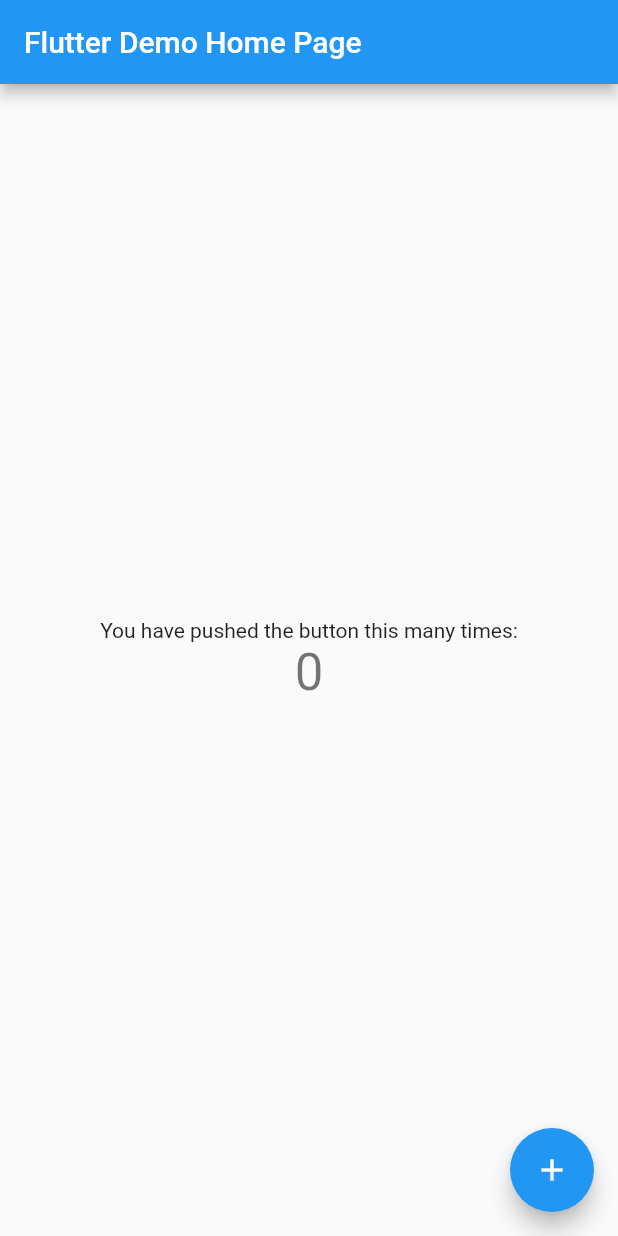
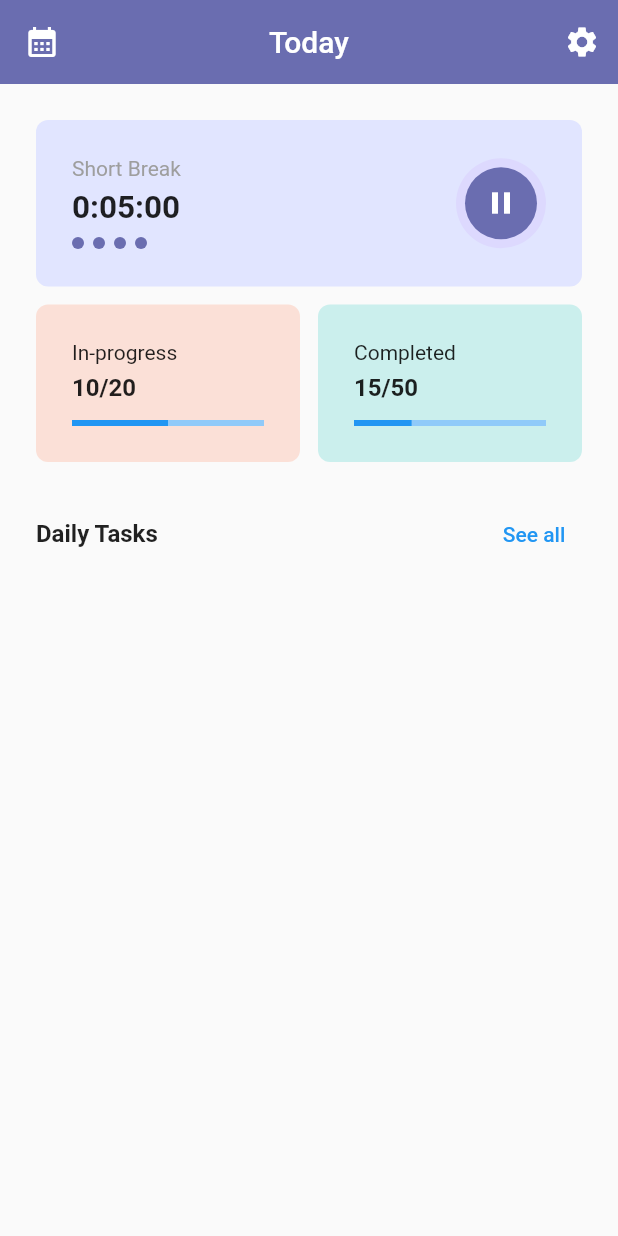
Before and after one commit to freemantg/crackd_timer, a Flutter app: the screen it shows after launch, on a phone screen of 412 x 824 dp. Run offline on Flutter 3.47's test engine with Material 2 defaults, Android fonts, the phone set to English and light mode, and no system bars; our stand-ins replace auto_route.

Commit message:
Home page created

```diff
--- a/lib/main.dart
+++ b/lib/main.dart
@@ -1,115 +1,14 @@
 import 'package:flutter/material.dart';
+import 'package:provider/provider.dart';
+import 'package:robot_timer/src/shared/app_router.gr.dart';
+
+import 'src/app_widget.dart';
 
 void main() {
-  runApp(const MyApp());
+  runApp(
+    ChangeNotifierProvider(
+      create: (context) => AppRouter(),
+      child: const AppWidget(),
+    ),
+  );
 }
-
-class MyApp extends StatelessWidget {
-  const MyApp({super.key});
-
-  // This widget is the root of your application.
-  @override
-  Widget build(BuildContext context) {
-    return MaterialApp(
-      title: 'Flutter Demo',
-      theme: ThemeData(
-        // This is the theme of your application.
-        //
-        // Try running your application with "flutter run". You'll see the
-        // application has a blue toolbar. Then, without quitting the app, try
-        // changing the primarySwatch below to Colors.green and then invoke
-        // "hot reload" (press "r" in the console where you ran "flutter run",
-        // or simply save your changes to "hot reload" in a Flutter IDE).
-        // Notice that the counter didn't reset back to zero; the application
-        // is not restarted.
-        primarySwatch: Colors.blue,
-      ),
-      home: const MyHomePage(title: 'Flutter Demo Home Page'),
-    );
-  }
-}
-
-class MyHomePage extends StatefulWidget {
-  const MyHomePage({super.key, required this.title});
-
-  // This widget is the home page of your application. It is stateful, meaning
-  // that it has a State object (defined below) that contains fields that affect
-  // how it looks.
-
-  // This class is the configuration for the state. It holds the values (in this
-  // case the title) provided by the parent (in this case the App widget) and
-  // used by the build method of the State. Fields in a Widget subclass are
-  // always marked "final".
-
-  final String title;
-
-  @override
-  State<MyHomePage> createState() => _MyHomePageState();
-}
-
-class _MyHomePageState extends State<MyHomePage> {
-  int _counter = 0;
-
-  void _incrementCounter() {
-    setState(() {
-      // This call to setState tells the Flutter framework that something has
-      // changed in this State, which causes it to rerun the build method below
-      // so that the display can reflect the updated values. If we changed
-      // _counter without calling setState(), then the build method would not be
-      // called again, and so nothing would appear to happen.
-      _counter++;
-    });
-  }
-
-  @override
-  Widget build(BuildContext context) {
-    // This method is rerun every time setState is called, for instance as done
-    // by the _incrementCounter method above.
-    //
-    // The Flutter framework has been optimized to make rerunning build methods
-    // fast, so that you can just rebuild anything that needs updating rather
-    // than having to individually change instances of widgets.
-    return Scaffold(
-      appBar: AppBar(
-        // Here we take the value from the MyHomePage object that was created by
-        // the App.build method, and use it to set our appbar title.
-        title: Text(widget.title),
-      ),
-      body: Center(
-        // Center is a layout widget. It takes a single child and positions it
-        // in the middle of the parent.
-        child: Column(
-          // Column is also a layout widget. It takes a list of children and
-          // arranges them vertically. By default, it sizes itself to fit its
-          // children horizontally, and tries to be as tall as its parent.
-          //
-          // Invoke "debug painting" (press "p" in the console, choose the
-          // "Toggle Debug Paint" action from the Flutter Inspector in Android
-          // Studio, or the "Toggle Debug Paint" command in Visual Studio Code)
-          // to see the wireframe for each widget.
-          //
-          // Column has various properties to control how it sizes itself and
-          // how it positions its children. Here we use mainAxisAlignment to
-          // center the children vertically; the main axis here is the vertical
-          // axis because Columns are vertical (the cross axis would be
-          // horizontal).
-          mainAxisAlignment: MainAxisAlignment.center,
-          children: <Widget>[
-            const Text(
-              'You have pushed the button this many times:',
-            ),
-            Text(
-              '$_counter',
-              style: Theme.of(context).textTheme.headline4,
-            ),
-          ],
-        ),
-      ),
-      floatingActionButton: FloatingActionButton(
-        onPressed: _incrementCounter,
-        tooltip: 'Increment',
-        child: const Icon(Icons.add),
-      ), // This trailing comma makes auto-formatting nicer for build methods.
-    );
-  }
-}
--- /dev/null
+++ b/lib/src/app_widget.dart
@@ -0,0 +1,22 @@
+import 'package:flutter/material.dart';
+import 'package:provider/provider.dart';
+
+import 'shared/app_router.gr.dart';
+
+class AppWidget extends StatelessWidget {
+  const AppWidget({super.key});
+
+  // This widget is the root of your application.
+  @override
+  Widget build(BuildContext context) {
+    return MaterialApp.router(
+      routerDelegate: Provider.of<AppRouter>(context).delegate(),
+      routeInformationParser:
+          Provider.of<AppRouter>(context).defaultRouteParser(),
+      title: 'Flutter Demo',
+      theme: ThemeData(
+        primarySwatch: Colors.blue,
+      ),
+    );
+  }
+}
--- /dev/null
+++ b/lib/src/presentation/timer_page.dart
@@ -0,0 +1,242 @@
+import 'package:flutter/material.dart';
+import 'package:robot_timer/src/shared/styles.dart';
+
+class TimerPage extends StatelessWidget {
+  const TimerPage({super.key});
+
+  @override
+  Widget build(BuildContext context) {
+    return Scaffold(
+      appBar: _buildAppBar(),
+      body: _buildScaffoldBody(),
+    );
+  }
+
+  Center _buildScaffoldBody() {
+    return Center(
+      child: Padding(
+        padding: EdgeInsets.all(Insets.lGutter),
+        child: Column(
+          crossAxisAlignment: CrossAxisAlignment.stretch,
+          children: [
+            const CurrentTaskTile(),
+            const HSpace(size: Insets.m),
+            Row(
+              children: const [
+                Expanded(
+                    child: ProgressTile(
+                  color: Color(0xFFFBE0D7),
+                  title: 'In-progress',
+                  currentFigure: 10,
+                  overallFigure: 20,
+                )),
+                VSpace(size: Insets.m),
+                Expanded(
+                    child: ProgressTile(
+                  color: Color(0xFFCBEFED),
+                  title: 'Completed',
+                  currentFigure: 15,
+                  overallFigure: 50,
+                )),
+              ],
+            ),
+            const HSpace(size: Insets.l),
+            Row(
+              mainAxisAlignment: MainAxisAlignment.spaceBetween,
+              children: [
+                const Text(
+                  "Daily Tasks",
+                  style: TextStyle(
+                    fontSize: 16.0,
+                    fontWeight: FontWeight.w600,
+                  ),
+                ),
+                TextButton(onPressed: () {}, child: const Text('See all'))
+              ],
+            ),
+          ],
+        ),
+      ),
+    );
+  }
+
+  AppBar _buildAppBar() {
+    return AppBar(
+      elevation: 0,
+      backgroundColor: const Color(0xFF6A6DB0),
+      leading: IconButton(
+        onPressed: () {},
+        icon: const Icon(Icons.calendar_month),
+      ),
+      title: const Text('Today'),
+      centerTitle: true,
+      actions: [
+        IconButton(
+          onPressed: () {},
+          icon: const Icon(Icons.settings),
+        )
+      ],
+    );
+  }
+}
+
+class ProgressTile extends StatelessWidget {
+  const ProgressTile({
+    Key? key,
+    required this.title,
+    required this.color,
+    required this.currentFigure,
+    required this.overallFigure,
+  }) : super(key: key);
+
+  final String title;
+  final Color color;
+  final int currentFigure;
+  final int overallFigure;
+
+  @override
+  Widget build(BuildContext context) {
+    return StyledCard(
+        color: color,
+        child: Column(
+          crossAxisAlignment: CrossAxisAlignment.start,
+          children: [
+            Text(title),
+            const HSpace(size: Insets.sm),
+            Text(
+              '$currentFigure/$overallFigure',
+              style: const TextStyle(
+                fontWeight: FontWeight.bold,
+                fontSize: 16.0,
+              ),
+            ),
+            const HSpace(size: Insets.m),
+            LinearProgressIndicator(value: currentFigure / overallFigure),
+          ],
+        ));
+  }
+}
+
+class CurrentTaskTile extends StatelessWidget {
+  const CurrentTaskTile({
+    Key? key,
+  }) : super(key: key);
+
+  @override
+  Widget build(BuildContext context) {
+    return StyledCard(
+      child: Row(
+        mainAxisAlignment: MainAxisAlignment.spaceBetween,
+        children: [
+          Column(
+            crossAxisAlignment: CrossAxisAlignment.start,
+            children: [
+              const Text('Short Break', style: TextStyle(color: Colors.grey)),
+              const HSpace(size: Insets.sm),
+              const Text(
+                '0:05:00',
+                style: TextStyle(
+                  fontSize: 21,
+                  fontWeight: FontWeight.bold,
+                ),
+              ),
+              const HSpace(size: Insets.sm),
+              SizedBox(
+                height: 10,
+                child: ListView.separated(
+                  itemCount: 4,
+                  shrinkWrap: true,
+                  scrollDirection: Axis.horizontal,
+                  separatorBuilder: (context, index) =>
+                      const VSpace(size: Insets.sm),
+                  itemBuilder: (context, index) {
+                    return const PomodoroIndicator(isComplete: true);
+                  },
+                ),
+              )
+            ],
+          ),
+          const TimerMainActionButton(),
+        ],
+      ),
+    );
+  }
+}
+
+class PomodoroIndicator extends StatelessWidget {
+  const PomodoroIndicator({
+    Key? key,
+    this.isComplete = false,
+  }) : super(key: key);
+
+  final bool isComplete;
+
+  @override
+  Widget build(BuildContext context) {
+    return Container(
+      decoration: BoxDecoration(
+        shape: BoxShape.circle,
+        color: isComplete ? const Color(0xFF6A6DB0) : const Color(0xFFDDD9FE),
+      ),
+      height: 8,
+      width: 8,
+    );
+  }
+}
+
+class TimerMainActionButton extends StatelessWidget {
+  const TimerMainActionButton({
+    Key? key,
+  }) : super(key: key);
+
+  @override
+  Widget build(BuildContext context) {
+    return Container(
+      decoration: const BoxDecoration(
+        shape: BoxShape.circle,
+        color: Color(0xFFDDD9FE),
+      ),
+      child: Padding(
+        padding: const EdgeInsets.all(Insets.sm),
+        child: Container(
+          decoration: const BoxDecoration(
+            shape: BoxShape.circle,
+            color: Color(0xFF6A6DB0),
+          ),
+          child: IconButton(
+            onPressed: () {},
+            icon: const Icon(
+              Icons.pause,
+              color: Colors.white,
+            ),
+          ),
+        ),
+      ),
+    );
+  }
+}
+
+class StyledCard extends StatelessWidget {
+  const StyledCard({
+    super.key,
+    required this.child,
+    this.color = const Color(0xFFE1E5FF),
+  });
+
+  final Widget child;
+  final Color color;
+
+  @override
+  Widget build(BuildContext context) {
+    return Container(
+      decoration: BoxDecoration(
+        borderRadius: BorderRadius.circular(8.0),
+        color: color,
+      ),
+      child: Padding(
+        padding: const EdgeInsets.all(Insets.l),
+        child: child,
+      ),
+    );
+  }
+}
--- /dev/null
+++ b/lib/src/shared/app_router.dart
@@ -0,0 +1,7 @@
+import 'package:auto_route/annotations.dart';
+import 'package:robot_timer/src/presentation/timer_page.dart';
+
+@MaterialAutoRouter(
+  routes: [AutoRoute(page: TimerPage, initial: true)],
+)
+class $AppRouter {}
--- /dev/null
+++ b/lib/src/shared/styles.dart
@@ -0,0 +1,55 @@
+import 'package:flutter/material.dart';
+
+class Insets {
+  static double gutterScale = 1;
+  static const double scale = 1;
+
+  /// Dynamic insets, may get scaled with the device size
+  static double mGutter = m * gutterScale;
+  static double lGutter = l * gutterScale;
+  static const double xs = 2 * scale;
+  static const double sm = 6 * scale;
+  static const double m = 12 * scale;
+  static const double l = 24 * scale;
+  static const double xl = 36 * scale;
+}
+
+class Space extends StatelessWidget {
+  final double width;
+  final double height;
+
+  const Space({
+    Key? key,
+    required this.width,
+    required this.height,
+  }) : super(key: key);
+
+  @override
+  Widget build(BuildContext context) => SizedBox(width: width, height: height);
+}
+
+class VSpace extends StatelessWidget {
+  final double size;
+  const VSpace({
+    Key? key,
+    required this.size,
+  }) : super(key: key);
+
+  @override
+  Widget build(BuildContext context) {
+    return Space(width: size, height: 0);
+  }
+}
+
+class HSpace extends StatelessWidget {
+  final double size;
+  const HSpace({
+    Key? key,
+    required this.size,
+  }) : super(key: key);
+
+  @override
+  Widget build(BuildContext context) {
+    return Space(width: 0, height: size);
+  }
+}
```
Also changed, not shown: pubspec.yaml (+14 -21 lines), lib/src/shared/app_router.gr.dart (added), pubspec.lock, 1 other file.
